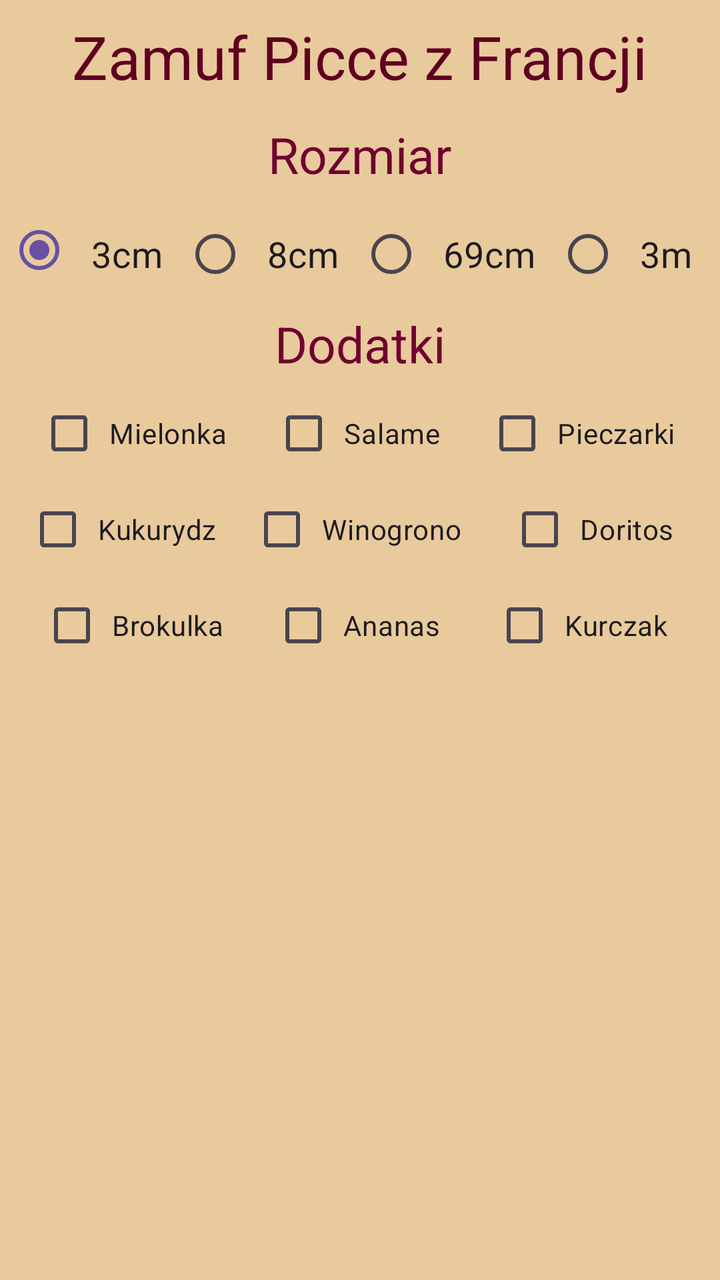
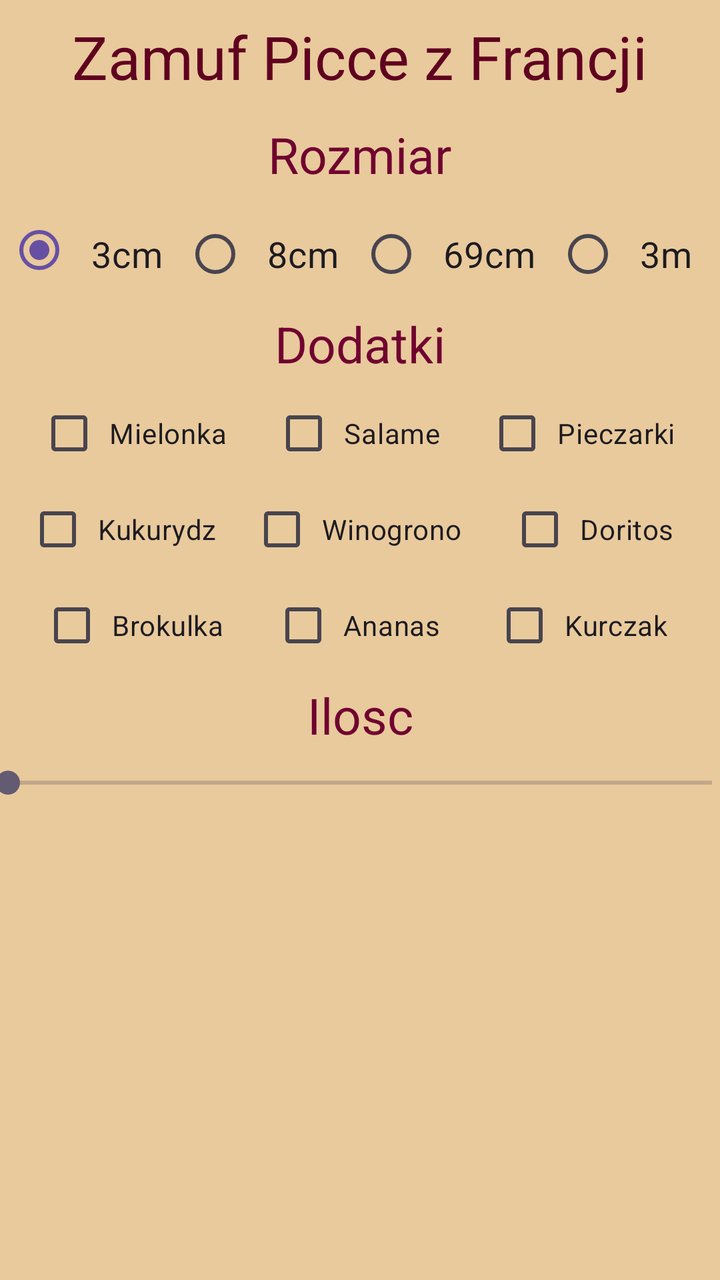

An Android layout rendered at two revisions. The XML below is the earlier revision; the diff shows what the commit changed to produce the second picture.
<!-- AndroidManifest.xml: application theme Theme.FormPizza -->
<!-- res/layout/activity_main.xml -->
<?xml version="1.0" encoding="utf-8"?>
<androidx.constraintlayout.widget.ConstraintLayout xmlns:android="http://schemas.android.com/apk/res/android"
    xmlns:app="http://schemas.android.com/apk/res-auto"
    xmlns:tools="http://schemas.android.com/tools"
    android:id="@+id/main"
    android:layout_width="match_parent"
    android:layout_height="match_parent"
    tools:context=".MainActivity"
    android:background="#E9CA9C">

    <TextView
        android:id="@+id/textView"
        android:layout_width="wrap_content"
        android:layout_height="wrap_content"
        android:text="Zamuf Picce z Francji"
        android:textSize="30sp"
        app:layout_constraintEnd_toEndOf="parent"
        app:layout_constraintStart_toStartOf="parent"
        app:layout_constraintTop_toTopOf="parent"
        android:padding="8dp"
        android:textColor="#600020"/>

    <TextView
        android:id="@+id/textView2"
        android:layout_width="wrap_content"
        android:layout_height="wrap_content"
        android:padding="4dp"
        android:text="Rozmiar"
        android:textSize="25sp"
        app:layout_constraintEnd_toEndOf="parent"
        app:layout_constraintStart_toStartOf="parent"
        app:layout_constraintTop_toBottomOf="@+id/textView"
        android:textColor="#700030"/>

    <RadioGroup
        android:id="@+id/radioGroup"
        android:layout_width="wrap_content"
        android:layout_height="wrap_content"
        android:layout_marginTop="5dp"
        android:orientation="horizontal"
        app:layout_constraintEnd_toEndOf="parent"
        app:layout_constraintStart_toStartOf="parent"
        app:layout_constraintTop_toBottomOf="@+id/textView2"
        android:checkedButton="@id/rozmiar3">


        <RadioButton
            android:id="@+id/rozmiar3"
            android:layout_width="match_parent"
            android:layout_height="41dp"
            android:padding="10dp"
            android:text="3cm"
            android:textSize="18sp" />

        <RadioButton
            android:id="@+id/rozmiar8"
            android:layout_width="wrap_content"
            android:layout_height="wrap_content"
            android:padding="10dp"
            android:text="8cm"
            android:textSize="18sp" />

        <RadioButton
            android:id="@+id/rozmiar69"
            android:layout_width="wrap_content"
            android:layout_height="wrap_content"
            android:padding="10dp"
            android:text="69cm"
            android:textSize="18sp" />

        <RadioButton
            android:id="@+id/rozmiarOstroznie"
            android:layout_width="wrap_content"
            android:layout_height="wrap_content"
            android:padding="10dp"
            android:text="3m"
            android:textSize="18sp" />
    </RadioGroup>

    <TextView
        android:id="@+id/textView3"
        android:layout_width="wrap_content"
        android:layout_height="wrap_content"
        android:text="Dodatki"
        app:layout_constraintEnd_toEndOf="parent"
        app:layout_constraintStart_toStartOf="parent"
        app:layout_constraintTop_toBottomOf="@+id/radioGroup"
        android:padding="4dp"
        android:textSize="25sp"
        android:textColor="#700030"/>

    <CheckBox
        android:id="@+id/salame"
        android:layout_width="wrap_content"
        android:layout_height="wrap_content"
        android:text="Salame"
        android:padding="4dp"
        app:layout_constraintEnd_toEndOf="parent"
        app:layout_constraintStart_toStartOf="parent"
        app:layout_constraintTop_toBottomOf="@+id/textView3" />

    <CheckBox
        android:id="@+id/mielonka"
        android:layout_width="wrap_content"
        android:layout_height="wrap_content"
        android:text="Mielonka"
        android:padding="4dp"
        app:layout_constraintEnd_toStartOf="@+id/salame"
        app:layout_constraintStart_toStartOf="parent"
        app:layout_constraintTop_toBottomOf="@+id/textView3" />

    <CheckBox
        android:id="@+id/pieczarka"
        android:layout_width="wrap_content"
        android:layout_height="wrap_content"
        android:text="Pieczarki"
        android:padding="4dp"
        app:layout_constraintEnd_toEndOf="parent"
        app:layout_constraintStart_toEndOf="@+id/salame"
        app:layout_constraintTop_toBottomOf="@+id/textView3" />

    <CheckBox
        android:id="@+id/winogron"
        android:layout_width="wrap_content"
        android:layout_height="wrap_content"
        android:text="Winogrono"
        android:padding="4dp"
        app:layout_constraintEnd_toEndOf="parent"
        app:layout_constraintStart_toStartOf="parent"
        app:layout_constraintTop_toBottomOf="@+id/salame" />

    <CheckBox
        android:id="@+id/kukurydza"
        android:layout_width="wrap_content"
        android:layout_height="wrap_content"
        android:text="Kukurydz"
        android:padding="4dp"
        app:layout_constraintEnd_toStartOf="@+id/winogron"
        app:layout_constraintStart_toStartOf="parent"
        app:layout_constraintTop_toBottomOf="@+id/mielonka" />

    <CheckBox
        android:id="@+id/doritos"
        android:layout_width="wrap_content"
        android:layout_height="wrap_content"
        android:text="Doritos"
        android:padding="4dp"
        app:layout_constraintEnd_toEndOf="parent"
        app:layout_constraintStart_toEndOf="@+id/winogron"
        app:layout_constraintTop_toBottomOf="@+id/pieczarka" />

    <CheckBox
        android:id="@+id/ananas"
        android:layout_width="wrap_content"
        android:layout_height="wrap_content"
        android:text="Ananas"
        android:padding="4dp"
        app:layout_constraintEnd_toEndOf="parent"
        app:layout_constraintStart_toStartOf="parent"
        app:layout_constraintTop_toBottomOf="@+id/winogron" />

    <CheckBox
        android:id="@+id/kurczak"
        android:layout_width="wrap_content"
        android:layout_height="wrap_content"
        android:text="Kurczak"
        android:padding="4dp"
        app:layout_constraintEnd_toEndOf="parent"
        app:layout_constraintStart_toEndOf="@+id/ananas"
        app:layout_constraintTop_toBottomOf="@+id/doritos" />

    <CheckBox
        android:id="@+id/brokul"
        android:layout_width="wrap_content"
        android:layout_height="wrap_content"
        android:text="Brokulka"
        android:padding="4dp"
        app:layout_constraintEnd_toStartOf="@+id/ananas"
        app:layout_constraintStart_toStartOf="parent"
        app:layout_constraintTop_toBottomOf="@+id/kukurydza" />


</androidx.constraintlayout.widget.ConstraintLayout>
<!-- resources referenced by this layout -->
<resources>
  <style name="Theme.FormPizza" parent="Base.Theme.FormPizza" />
  <style name="Base.Theme.FormPizza" parent="Theme.Material3.DayNight.NoActionBar">
          
          
      </style>
</resources>

<!-- the commit's change to res/layout/activity_main.xml (unified diff, before → after) -->
@@ -179,5 +179,28 @@
         app:layout_constraintStart_toStartOf="parent"
         app:layout_constraintTop_toBottomOf="@+id/kukurydza" />
 
+    <TextView
+        android:id="@+id/textView4"
+        android:layout_width="wrap_content"
+        android:layout_height="wrap_content"
+        android:text="Ilosc"
+        app:layout_constraintEnd_toEndOf="parent"
+        app:layout_constraintStart_toStartOf="parent"
+        app:layout_constraintTop_toBottomOf="@+id/ananas"
+        android:padding="4dp"
+        android:textSize="25sp"
+        android:textColor="#700030"/>
+
+    <SeekBar
+        android:id="@+id/seekBar"
+        android:layout_width="match_parent"
+        android:layout_height="wrap_content"
+        android:max="10"
+        android:progress="0"
+        app:layout_constraintEnd_toEndOf="parent"
+        app:layout_constraintStart_toStartOf="parent"
+        app:layout_constraintTop_toBottomOf="@+id/textView4"
+        android:padding="4dp"/>
+
 
 </androidx.constraintlayout.widget.ConstraintLayout>
